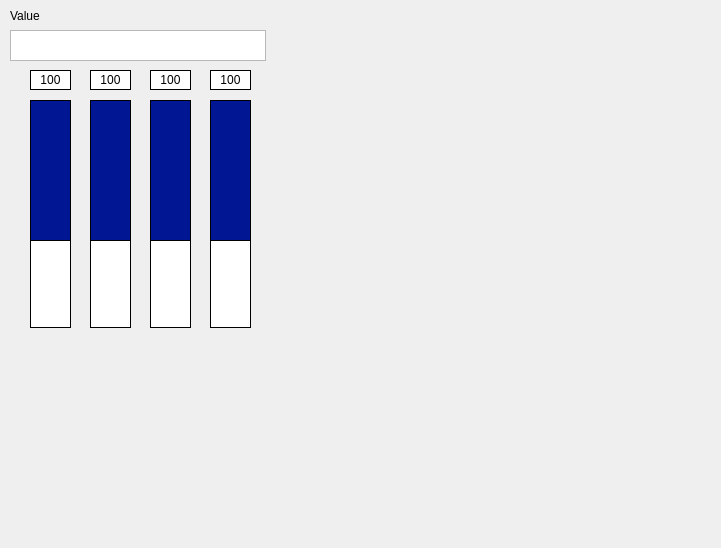
Before: the Qt Designer form Interface/Trend_window.ui in LeeDaeil/CNS_Platform, drawn with Qt 5.
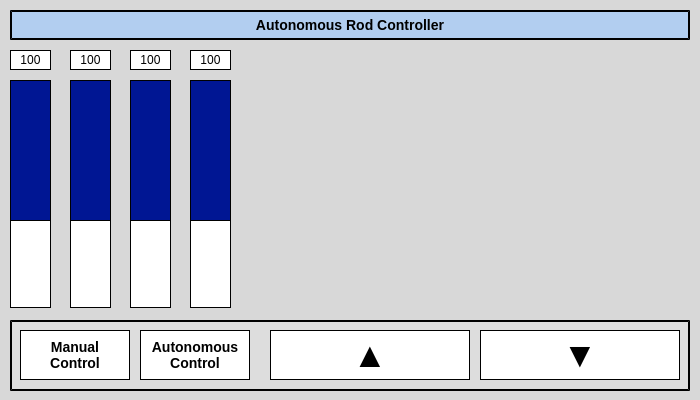
After: the same form once the commit is applied.

```diff
--- a/Interface/Trend_window.ui
+++ b/Interface/Trend_window.ui
@@ -6,41 +6,18 @@
    <rect>
     <x>0</x>
     <y>0</y>
-    <width>721</width>
-    <height>548</height>
+    <width>700</width>
+    <height>400</height>
    </rect>
   </property>
   <property name="windowTitle">
    <string>Dialog</string>
   </property>
-  <widget class="QLabel" name="Test_label">
-   <property name="geometry">
-    <rect>
-     <x>10</x>
-     <y>10</y>
-     <width>56</width>
-     <height>12</height>
-    </rect>
-   </property>
-   <property name="text">
-    <string>Value</string>
-   </property>
-  </widget>
-  <widget class="QListWidget" name="listWidget">
-   <property name="geometry">
-    <rect>
-     <x>10</x>
-     <y>30</y>
-     <width>256</width>
-     <height>31</height>
-    </rect>
-   </property>
-  </widget>
   <widget class="QLabel" name="Rod_1">
    <property name="geometry">
     <rect>
-     <x>30</x>
-     <y>100</y>
+     <x>10</x>
+     <y>80</y>
      <width>41</width>
      <height>141</height>
     </rect>
@@ -58,8 +35,8 @@
   <widget class="QLabel" name="Rod_1_back">
    <property name="geometry">
     <rect>
-     <x>30</x>
-     <y>100</y>
+     <x>10</x>
+     <y>80</y>
      <width>41</width>
      <height>228</height>
     </rect>
@@ -83,8 +60,8 @@
   <widget class="QLabel" name="Rod_2">
    <property name="geometry">
     <rect>
-     <x>90</x>
-     <y>100</y>
+     <x>70</x>
+     <y>80</y>
      <width>41</width>
      <height>141</height>
     </rect>
@@ -102,8 +79,8 @@
   <widget class="QLabel" name="Rod_2_back">
    <property name="geometry">
     <rect>
-     <x>90</x>
-     <y>100</y>
+     <x>70</x>
+     <y>80</y>
      <width>41</width>
      <height>228</height>
     </rect>
@@ -127,8 +104,8 @@
   <widget class="QLabel" name="Rod_3_back">
    <property name="geometry">
     <rect>
-     <x>150</x>
-     <y>100</y>
+     <x>130</x>
+     <y>80</y>
      <width>41</width>
      <height>228</height>
     </rect>
@@ -152,8 +129,8 @@
   <widget class="QLabel" name="Rod_4_back">
    <property name="geometry">
     <rect>
-     <x>210</x>
-     <y>100</y>
+     <x>190</x>
+     <y>80</y>
      <width>41</width>
      <height>228</height>
     </rect>
@@ -177,8 +154,8 @@
   <widget class="QLabel" name="Rod_3">
    <property name="geometry">
     <rect>
-     <x>150</x>
-     <y>100</y>
+     <x>130</x>
+     <y>80</y>
      <width>41</width>
      <height>141</height>
     </rect>
@@ -196,8 +173,8 @@
   <widget class="QLabel" name="Rod_4">
    <property name="geometry">
     <rect>
-     <x>210</x>
-     <y>100</y>
+     <x>190</x>
+     <y>80</y>
      <width>41</width>
      <height>141</height>
     </rect>
@@ -215,8 +192,8 @@
   <widget class="QLabel" name="Dis_Rod_1">
    <property name="geometry">
     <rect>
-     <x>30</x>
-     <y>70</y>
+     <x>10</x>
+     <y>50</y>
      <width>41</width>
      <height>20</height>
     </rect>
@@ -238,8 +215,8 @@
   <widget class="QLabel" name="Dis_Rod_2">
    <property name="geometry">
     <rect>
-     <x>90</x>
-     <y>70</y>
+     <x>70</x>
+     <y>50</y>
      <width>41</width>
      <height>20</height>
     </rect>
@@ -261,8 +238,8 @@
   <widget class="QLabel" name="Dis_Rod_3">
    <property name="geometry">
     <rect>
-     <x>150</x>
-     <y>70</y>
+     <x>130</x>
+     <y>50</y>
      <width>41</width>
      <height>20</height>
     </rect>
@@ -284,8 +261,8 @@
   <widget class="QLabel" name="Dis_Rod_4">
    <property name="geometry">
     <rect>
-     <x>210</x>
-     <y>70</y>
+     <x>190</x>
+     <y>50</y>
      <width>41</width>
      <height>20</height>
     </rect>
@@ -307,20 +284,184 @@
   <widget class="QWidget" name="horizontalLayoutWidget">
    <property name="geometry">
     <rect>
-     <x>270</x>
-     <y>100</y>
-     <width>421</width>
+     <x>250</x>
+     <y>80</y>
+     <width>441</width>
      <height>221</height>
     </rect>
    </property>
    <layout class="QHBoxLayout" name="Rod_his"/>
   </widget>
+  <widget class="QLabel" name="label">
+   <property name="geometry">
+    <rect>
+     <x>10</x>
+     <y>10</y>
+     <width>680</width>
+     <height>30</height>
+    </rect>
+   </property>
+   <property name="styleSheet">
+    <string notr="true">background-color: rgb(178, 206, 240);
+border-style: outset;
+border-width: 2px;
+border-color: black;
+font: bold 14px;</string>
+   </property>
+   <property name="text">
+    <string>Autonomous Rod Controller</string>
+   </property>
+   <property name="alignment">
+    <set>Qt::AlignCenter</set>
+   </property>
+  </widget>
+  <widget class="QLabel" name="label_2">
+   <property name="geometry">
+    <rect>
+     <x>0</x>
+     <y>0</y>
+     <width>700</width>
+     <height>400</height>
+    </rect>
+   </property>
+   <property name="styleSheet">
+    <string notr="true">background-color:rgb(216, 216, 216);</string>
+   </property>
+   <property name="text">
+    <string/>
+   </property>
+   <property name="alignment">
+    <set>Qt::AlignCenter</set>
+   </property>
+  </widget>
+  <widget class="QLabel" name="label_3">
+   <property name="geometry">
+    <rect>
+     <x>20</x>
+     <y>330</y>
+     <width>110</width>
+     <height>50</height>
+    </rect>
+   </property>
+   <property name="styleSheet">
+    <string notr="true">background-color: rgb(255, 255, 255);
+border-style: outset;
+border-width: 0.5px;
+border-color: black;
+font: bold 14px;</string>
+   </property>
+   <property name="text">
+    <string>Manual
+Control</string>
+   </property>
+   <property name="alignment">
+    <set>Qt::AlignCenter</set>
+   </property>
+  </widget>
+  <widget class="QLabel" name="label_4">
+   <property name="geometry">
+    <rect>
+     <x>10</x>
+     <y>320</y>
+     <width>680</width>
+     <height>71</height>
+    </rect>
+   </property>
+   <property name="styleSheet">
+    <string notr="true">background-color: rgb(221, 221, 221);
+border-style: outset;
+border-width: 2px;
+border-color: black;
+font: bold 14px;</string>
+   </property>
+   <property name="text">
+    <string/>
+   </property>
+   <property name="alignment">
+    <set>Qt::AlignCenter</set>
+   </property>
+  </widget>
+  <widget class="QLabel" name="label_5">
+   <property name="geometry">
+    <rect>
+     <x>140</x>
+     <y>330</y>
+     <width>110</width>
+     <height>50</height>
+    </rect>
+   </property>
+   <property name="styleSheet">
+    <string notr="true">background-color: rgb(255, 255, 255);
+border-style: outset;
+border-width: 0.5px;
+border-color: black;
+font: bold 14px;</string>
+   </property>
+   <property name="text">
+    <string>Autonomous
+Control</string>
+   </property>
+   <property name="alignment">
+    <set>Qt::AlignCenter</set>
+   </property>
+  </widget>
+  <widget class="QPushButton" name="rodup">
+   <property name="geometry">
+    <rect>
+     <x>270</x>
+     <y>330</y>
+     <width>200</width>
+     <height>50</height>
+    </rect>
+   </property>
+   <property name="styleSheet">
+    <string notr="true">QPushButton {
+	background-color: rgb(255, 255, 255);
+	border-style: outset;
+	border-width: 0.5px;
+	border-color: black;
+	font: bold 35px;
+}
+QPushButton:pressed {
+    background-color: rgb(220, 220, 220);
+    border-style: inset;
+}</string>
+   </property>
+   <property name="text">
+    <string>▲</string>
+   </property>
+  </widget>
+  <widget class="QPushButton" name="roddown">
+   <property name="geometry">
+    <rect>
+     <x>480</x>
+     <y>330</y>
+     <width>200</width>
+     <height>50</height>
+    </rect>
+   </property>
+   <property name="styleSheet">
+    <string notr="true">QPushButton {
+	background-color: rgb(255, 255, 255);
+	border-style: outset;
+	border-width: 0.5px;
+	border-color: black;
+	font: bold 35px;
+}
+QPushButton:pressed {
+    background-color: rgb(220, 220, 220);
+    border-style: inset;
+}</string>
+   </property>
+   <property name="text">
+    <string>▼</string>
+   </property>
+  </widget>
+  <zorder>label_2</zorder>
   <zorder>Rod_2_back</zorder>
   <zorder>Rod_1_back</zorder>
   <zorder>Rod_4_back</zorder>
   <zorder>Rod_3_back</zorder>
-  <zorder>Test_label</zorder>
-  <zorder>listWidget</zorder>
   <zorder>Rod_1</zorder>
   <zorder>Rod_2</zorder>
   <zorder>Rod_3</zorder>
@@ -330,6 +471,12 @@
   <zorder>Dis_Rod_3</zorder>
   <zorder>Dis_Rod_4</zorder>
   <zorder>horizontalLayoutWidget</zorder>
+  <zorder>label</zorder>
+  <zorder>label_4</zorder>
+  <zorder>label_3</zorder>
+  <zorder>label_5</zorder>
+  <zorder>rodup</zorder>
+  <zorder>roddown</zorder>
  </widget>
  <resources/>
  <connections/>
```
